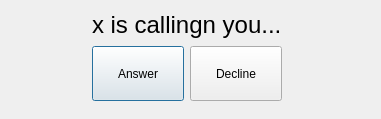
Above: src/ip_telephone/qt/incoming_call_dialog.ui from simeks/m7017e-lab before the change. Below: the same form after it.
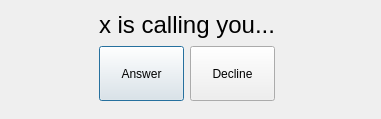
That is the form after the change.

The edit to the form file:
```diff
--- a/src/ip_telephone/qt/incoming_call_dialog.ui
+++ b/src/ip_telephone/qt/incoming_call_dialog.ui
@@ -67,7 +67,7 @@
        </font>
       </property>
       <property name="text">
-       <string>x is callingn you...</string>
+       <string>x is calling you...</string>
       </property>
      </widget>
     </item>
```
